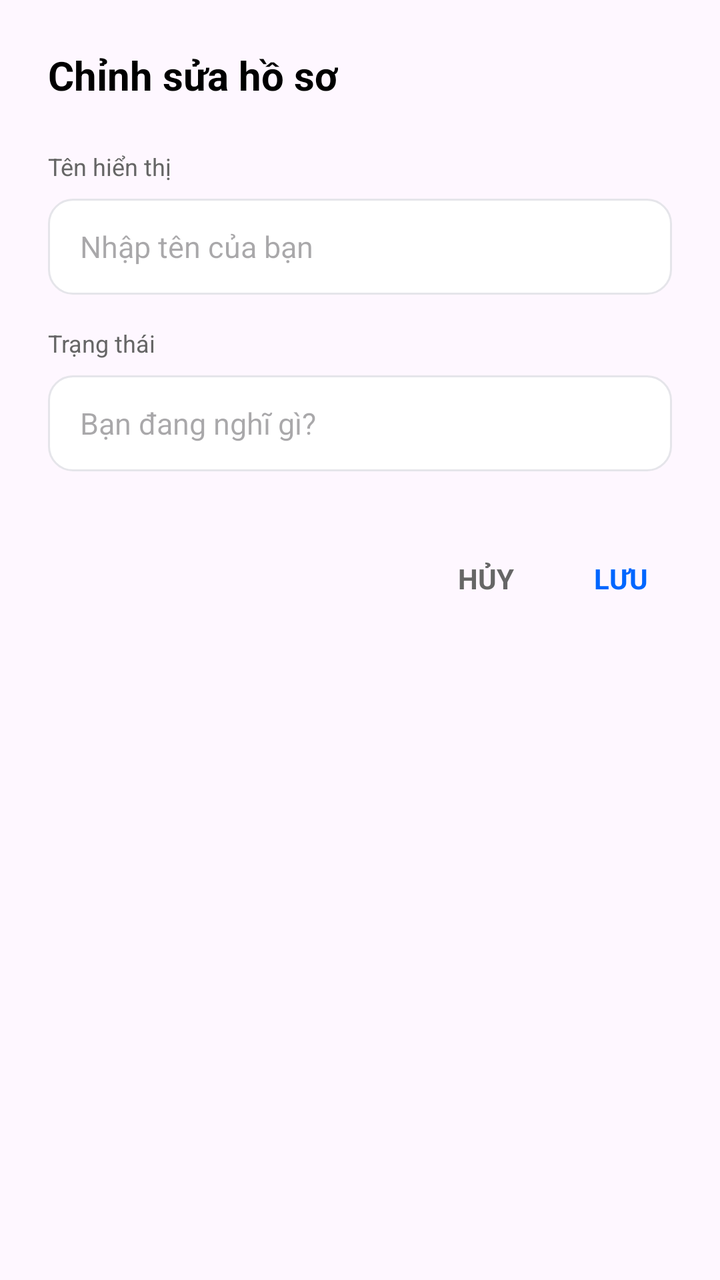
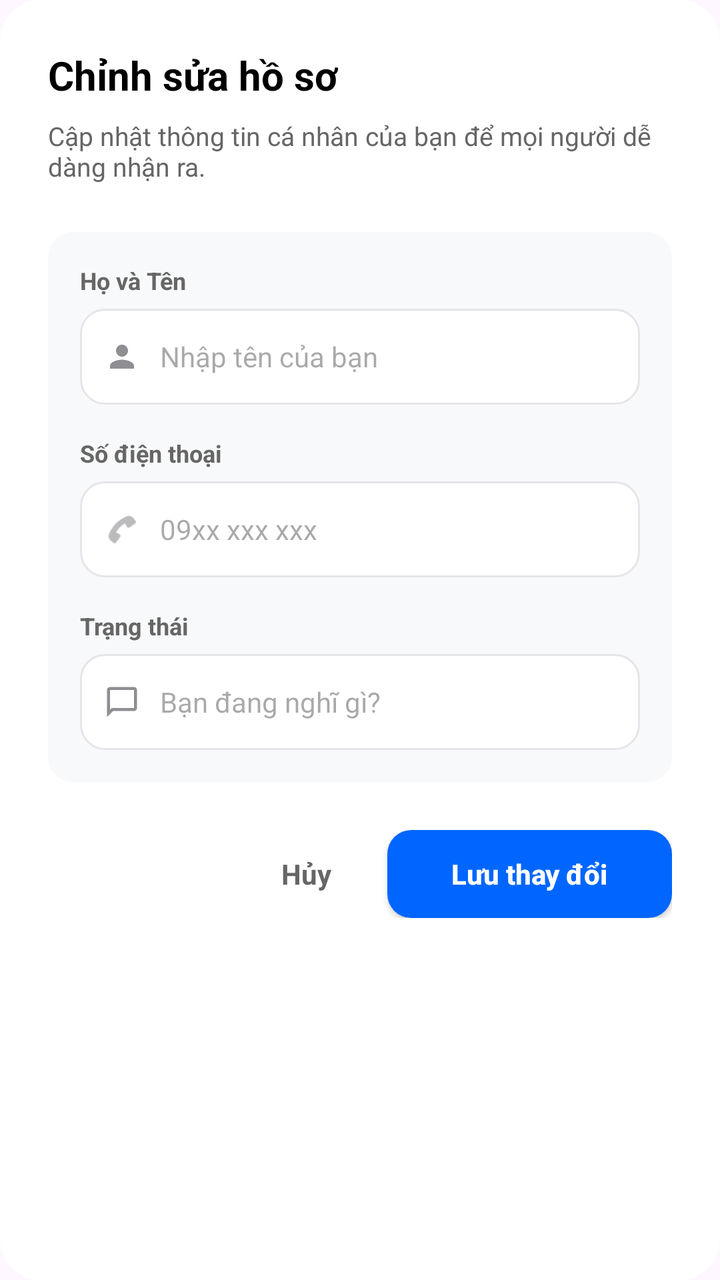

Two renders of the same Android screen: before a commit and after it. Below are the layout's source before the change and the commit's diff.
<!-- AndroidManifest.xml: application theme Theme.DanoChatApp -->
<!-- res/layout/dialog_edit_profile.xml -->
<?xml version="1.0" encoding="utf-8"?>
<LinearLayout xmlns:android="http://schemas.android.com/apk/res/android"
    android:layout_width="match_parent"
    android:layout_height="wrap_content"
    android:orientation="vertical"
    android:padding="24dp">

    <TextView
        android:layout_width="wrap_content"
        android:layout_height="wrap_content"
        android:text="@string/edit_profile"
        android:textColor="@color/black"
        android:textSize="20sp"
        android:textStyle="bold" />

    <TextView
        android:layout_width="wrap_content"
        android:layout_height="wrap_content"
        android:layout_marginTop="24dp"
        android:text="@string/display_name"
        android:textColor="@color/text_grey"
        android:textSize="12sp" />

    <EditText
        android:id="@+id/edit_name"
        android:layout_width="match_parent"
        android:layout_height="48dp"
        android:layout_marginTop="8dp"
        android:background="@drawable/edit_text_bg"
        android:hint="@string/enter_name"
        android:inputType="textPersonName"
        android:paddingHorizontal="16dp"
        android:textSize="15sp"
        android:autofillHints="name" />

    <TextView
        android:layout_width="wrap_content"
        android:layout_height="wrap_content"
        android:layout_marginTop="16dp"
        android:text="@string/status"
        android:textColor="@color/text_grey"
        android:textSize="12sp" />

    <EditText
        android:id="@+id/edit_status"
        android:layout_width="match_parent"
        android:layout_height="48dp"
        android:layout_marginTop="8dp"
        android:background="@drawable/edit_text_bg"
        android:hint="@string/what_is_on_your_mind"
        android:inputType="text"
        android:paddingHorizontal="16dp"
        android:textSize="15sp"
        android:autofillHints="none" />

    <LinearLayout
        android:layout_width="match_parent"
        android:layout_height="wrap_content"
        android:layout_marginTop="32dp"
        android:gravity="end"
        android:orientation="horizontal">

        <TextView
            android:id="@+id/btn_cancel"
            android:layout_width="wrap_content"
            android:layout_height="wrap_content"
            android:padding="12dp"
            android:text="@string/cancel"
            android:textColor="@color/text_grey"
            android:textStyle="bold" />

        <TextView
            android:id="@+id/btn_save"
            android:layout_width="wrap_content"
            android:layout_height="wrap_content"
            android:layout_marginStart="16dp"
            android:padding="12dp"
            android:text="@string/save"
            android:textColor="@color/primary"
            android:textStyle="bold" />
    </LinearLayout>

</LinearLayout>
<!-- resources referenced by this layout -->
<resources>
  <color name="black">#FF000000</color>
  <color name="primary">#0066FF</color>
  <color name="text_grey">#666666</color>
  <!-- drawable edit_text_bg (drawable) -->
  <?xml version="1.0" encoding="utf-8"?>
  <shape xmlns:android="http://schemas.android.com/apk/res/android">
      <solid android:color="@color/white" />
      <stroke
          android:width="1dp"
          android:color="#E5E5EA" />
      <corners android:radius="12dp" />
  </shape>
  <string name="cancel">HỦY</string>
  <string name="display_name">Tên hiển thị</string>
  <string name="edit_profile">Chỉnh sửa hồ sơ</string>
  <string name="enter_name">Nhập tên của bạn</string>
  <string name="save">LƯU</string>
  <string name="status">Trạng thái</string>
  <string name="what_is_on_your_mind">Bạn đang nghĩ gì?</string>
  <style name="Theme.DanoChatApp" parent="Base.Theme.DanoChatApp" />
  <color name="white">#FFFFFFFF</color>
  <style name="Base.Theme.DanoChatApp" parent="Theme.Material3.DayNight.NoActionBar">
          
          <item name="colorPrimary">@color/primary</item>
          <item name="colorPrimaryVariant">@color/primary_dark</item>
          <item name="colorSecondary">@color/secondary</item>
          <item name="android:statusBarColor">@color/white</item>
          <item name="android:windowLightStatusBar">true</item>
      </style>
  <color name="primary_dark">#0052CC</color>
  <color name="secondary">#FF9500</color>
</resources>

<!-- the commit's change to res/layout/dialog_edit_profile.xml (unified diff, before → after) -->
@@ -1,7 +1,9 @@
 <?xml version="1.0" encoding="utf-8"?>
 <LinearLayout xmlns:android="http://schemas.android.com/apk/res/android"
+    xmlns:app="http://schemas.android.com/apk/res-auto"
     android:layout_width="match_parent"
     android:layout_height="wrap_content"
+    android:background="@drawable/bg_dialog_rounded"
     android:orientation="vertical"
     android:padding="24dp">
 
@@ -16,47 +18,141 @@
     <TextView
         android:layout_width="wrap_content"
         android:layout_height="wrap_content"
-        android:layout_marginTop="24dp"
-        android:text="@string/display_name"
+        android:layout_marginTop="8dp"
+        android:text="@string/edit_profile_desc"
         android:textColor="@color/text_grey"
-        android:textSize="12sp" />
+        android:textSize="13sp" />
 
-    <EditText
-        android:id="@+id/edit_name"
-        android:layout_width="match_parent"
-        android:layout_height="48dp"
-        android:layout_marginTop="8dp"
-        android:background="@drawable/edit_text_bg"
-        android:hint="@string/enter_name"
-        android:inputType="textPersonName"
-        android:paddingHorizontal="16dp"
-        android:textSize="15sp"
-        android:autofillHints="name" />
-
-    <TextView
-        android:layout_width="wrap_content"
-        android:layout_height="wrap_content"
-        android:layout_marginTop="16dp"
-        android:text="@string/status"
-        android:textColor="@color/text_grey"
-        android:textSize="12sp" />
-
-    <EditText
-        android:id="@+id/edit_status"
-        android:layout_width="match_parent"
-        android:layout_height="48dp"
-        android:layout_marginTop="8dp"
-        android:background="@drawable/edit_text_bg"
-        android:hint="@string/what_is_on_your_mind"
-        android:inputType="text"
-        android:paddingHorizontal="16dp"
-        android:textSize="15sp"
-        android:autofillHints="none" />
-
+    
     <LinearLayout
         android:layout_width="match_parent"
         android:layout_height="wrap_content"
-        android:layout_marginTop="32dp"
+        android:layout_marginTop="24dp"
+        android:background="@drawable/edit_text_background"
+        android:backgroundTint="#F8F9FA"
+        android:orientation="vertical"
+        android:padding="16dp">
+
+        
+        <TextView
+            android:layout_width="wrap_content"
+            android:layout_height="wrap_content"
+            android:text="@string/full_name"
+            android:textColor="@color/text_grey"
+            android:textSize="12sp"
+            android:textStyle="bold" />
+
+        <LinearLayout
+            android:layout_width="match_parent"
+            android:layout_height="48dp"
+            android:layout_marginTop="6dp"
+            android:background="@drawable/edit_text_bg"
+            android:gravity="center_vertical"
+            android:orientation="horizontal"
+            android:paddingHorizontal="12dp">
+
+            <ImageView
+                android:layout_width="18dp"
+                android:layout_height="18dp"
+                android:contentDescription="@string/full_name"
+                android:src="@drawable/ic_person"
+                app:tint="@color/neutral" />
+
+            <EditText
+                android:id="@+id/edit_name"
+                android:layout_width="match_parent"
+                android:layout_height="match_parent"
+                android:layout_marginStart="10dp"
+                android:background="@null"
+                android:hint="@string/enter_name"
+                android:inputType="textPersonName"
+                android:textSize="14sp"
+                android:importantForAutofill="no" />
+        </LinearLayout>
+
+        
+        <TextView
+            android:layout_width="wrap_content"
+            android:layout_height="wrap_content"
+            android:layout_marginTop="16dp"
+            android:text="@string/phone_number"
+            android:textColor="@color/text_grey"
+            android:textSize="12sp"
+            android:textStyle="bold" />
+
+        <LinearLayout
+            android:layout_width="match_parent"
+            android:layout_height="48dp"
+            android:layout_marginTop="6dp"
+            android:background="@drawable/edit_text_bg"
+            android:gravity="center_vertical"
+            android:orientation="horizontal"
+            android:paddingHorizontal="12dp">
+
+            <ImageView
+                android:layout_width="18dp"
+                android:layout_height="18dp"
+                android:contentDescription="@string/phone_number"
+                android:src="@android:drawable/ic_menu_call"
+                app:tint="@color/neutral" />
+
+            <EditText
+                android:id="@+id/edit_phone"
+                android:layout_width="match_parent"
+                android:layout_height="match_parent"
+                android:layout_marginStart="10dp"
+                android:background="@null"
+                android:hint="@string/phone_hint"
+                android:inputType="phone"
+                android:textSize="14sp"
+                android:importantForAutofill="no" />
+        </LinearLayout>
+
+        
+        <TextView
+            android:layout_width="wrap_content"
+            android:layout_height="wrap_content"
+            android:layout_marginTop="16dp"
+            android:text="@string/status"
+            android:textColor="@color/text_grey"
+            android:textSize="12sp"
+            android:textStyle="bold" />
+
+        <LinearLayout
+            android:layout_width="match_parent"
+            android:layout_height="48dp"
+            android:layout_marginTop="6dp"
+            android:background="@drawable/edit_text_bg"
+            android:gravity="center_vertical"
+            android:orientation="horizontal"
+            android:paddingHorizontal="12dp">
+
+            <ImageView
+                android:layout_width="18dp"
+                android:layout_height="18dp"
+                android:contentDescription="@string/status"
+                android:src="@drawable/ic_message"
+                app:tint="@color/neutral" />
+
+            <EditText
+                android:id="@+id/edit_status"
+                android:layout_width="match_parent"
+                android:layout_height="match_parent"
+                android:layout_marginStart="10dp"
+                android:background="@null"
+                android:hint="@string/what_is_on_your_mind"
+                android:inputType="text"
+                android:textSize="14sp"
+                android:importantForAutofill="no" />
+        </LinearLayout>
+
+    </LinearLayout>
+
+    
+    <LinearLayout
+        android:layout_width="match_parent"
+        android:layout_height="wrap_content"
+        android:layout_marginTop="24dp"
         android:gravity="end"
         android:orientation="horizontal">
 
@@ -64,19 +160,22 @@
             android:id="@+id/btn_cancel"
             android:layout_width="wrap_content"
             android:layout_height="wrap_content"
+            android:background="?attr/selectableItemBackground"
             android:padding="12dp"
             android:text="@string/cancel"
             android:textColor="@color/text_grey"
             android:textStyle="bold" />
 
-        <TextView
+        <androidx.appcompat.widget.AppCompatButton
             android:id="@+id/btn_save"
             android:layout_width="wrap_content"
-            android:layout_height="wrap_content"
+            android:layout_height="44dp"
             android:layout_marginStart="16dp"
-            android:padding="12dp"
-            android:text="@string/save"
-            android:textColor="@color/primary"
+            android:background="@drawable/btn_primary_bg"
+            android:paddingHorizontal="32dp"
+            android:text="@string/save_changes"
+            android:textAllCaps="false"
+            android:textColor="@color/white"
             android:textStyle="bold" />
     </LinearLayout>
 
<!-- resource entries referenced after the edit -->
@@ -1,6 +1,7 @@
 <!-- resources referenced by this layout -->
 <resources>
   <color name="black">#FF000000</color>
+  <color name="neutral">#8E8E93</color>
   <color name="primary">#0066FF</color>
   <color name="text_grey">#666666</color>
   <!-- drawable edit_text_bg (drawable) -->
@@ -12,15 +13,59 @@
           android:color="#E5E5EA" />
       <corners android:radius="12dp" />
   </shape>
-  <string name="cancel">HỦY</string>
-  <string name="display_name">Tên hiển thị</string>
+  <!-- drawable ic_message (drawable) -->
+  <vector xmlns:android="http://schemas.android.com/apk/res/android"
+      android:width="24dp"
+      android:height="24dp"
+      android:viewportWidth="24"
+      android:viewportHeight="24">
+      <path
+          android:fillColor="@color/primary"
+          android:pathData="M20,2H4C2.9,2 2,2.9 2,4v18l4,-4h14c1.1,0 2,-0.9 2,-2V4c0,-1.1 -0.9,-2 -2,-2zM20,16H5.17L4,17.17V4h16v12z" />
+  </vector>
+  <!-- drawable ic_person (drawable) -->
+  <vector xmlns:android="http://schemas.android.com/apk/res/android"
+      android:width="24dp"
+      android:height="24dp"
+      android:viewportWidth="24"
+      android:viewportHeight="24">
+      <path
+          android:fillColor="@color/neutral"
+          android:pathData="M12,12c2.21,0 4,-1.79 4,-4s-1.79,-4 -4,-4 -4,1.79 -4,4 1.79,4 4,4zM12,14c-2.67,0 -8,1.34 -8,4v2h16v-2c0,-2.66 -5.33,-4 -8,-4z" />
+  </vector>
+  <string name="cancel">Hủy</string>
   <string name="edit_profile">Chỉnh sửa hồ sơ</string>
+  <string name="edit_profile_desc">Cập nhật thông tin cá nhân của bạn để mọi người dễ dàng nhận ra.</string>
   <string name="enter_name">Nhập tên của bạn</string>
-  <string name="save">LƯU</string>
+  <string name="full_name">Họ và Tên</string>
+  <string name="phone_hint">09xx xxx xxx</string>
+  <string name="phone_number">Số điện thoại</string>
+  <string name="save_changes">Lưu thay đổi</string>
   <string name="status">Trạng thái</string>
   <string name="what_is_on_your_mind">Bạn đang nghĩ gì?</string>
   <style name="Theme.DanoChatApp" parent="Base.Theme.DanoChatApp" />
   <color name="white">#FFFFFFFF</color>
+  <!-- drawable bg_dialog_rounded (drawable) -->
+  <?xml version="1.0" encoding="utf-8"?>
+  <shape xmlns:android="http://schemas.android.com/apk/res/android">
+      <solid android:color="@color/white" />
+      <corners android:radius="20dp" />
+  </shape>
+  <!-- drawable btn_primary_bg (drawable) -->
+  <?xml version="1.0" encoding="utf-8"?>
+  <shape xmlns:android="http://schemas.android.com/apk/res/android">
+      <solid android:color="@color/primary" />
+      <corners android:radius="12dp" />
+  </shape>
+  <!-- drawable edit_text_background (drawable) -->
+  <?xml version="1.0" encoding="utf-8"?>
+  <shape xmlns:android="http://schemas.android.com/apk/res/android">
+      <solid android:color="@color/white" />
+      <stroke
+          android:width="1dp"
+          android:color="#E0E0E0" />
+      <corners android:radius="12dp" />
+  </shape>
   <style name="Base.Theme.DanoChatApp" parent="Theme.Material3.DayNight.NoActionBar">
           
           <item name="colorPrimary">@color/primary</item>
